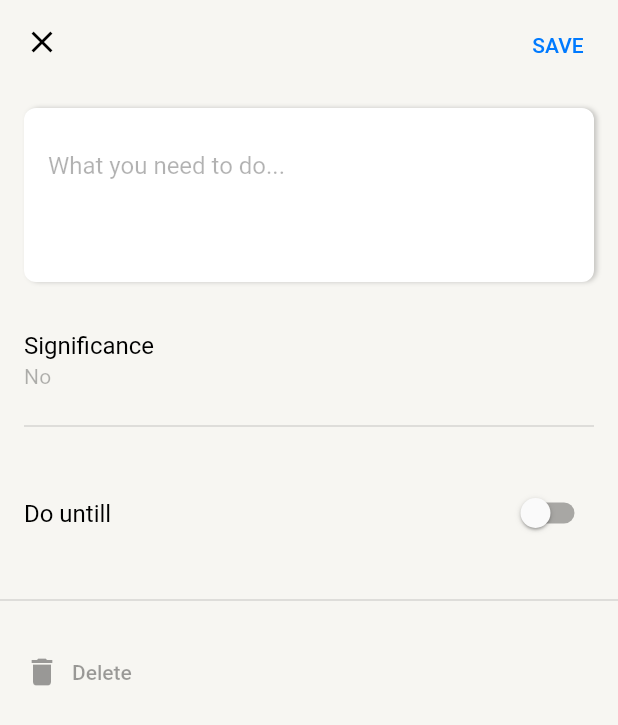
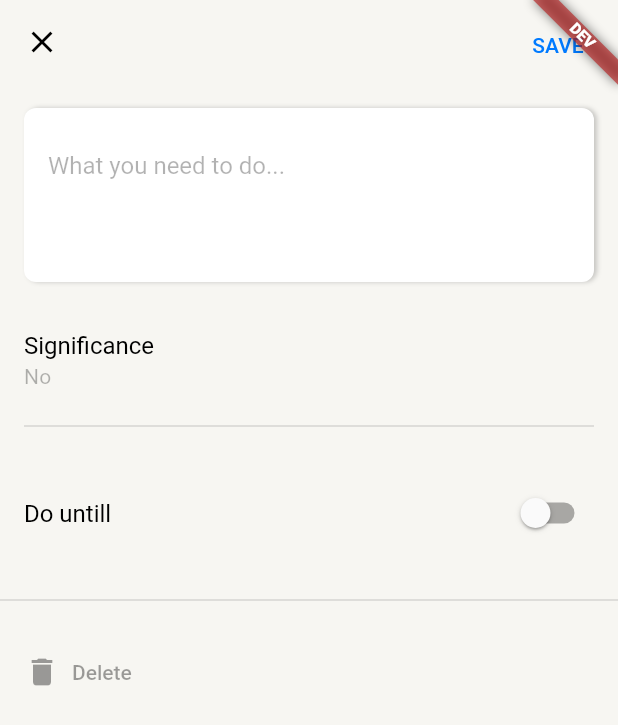
Before and after one commit to Mavericketoff/to_do_application, a Flutter app: the screen it shows after launch, after a tap on the "visibility off" icon, after a tap on the "add" icon, on a phone screen of 412 x 824 dp. Shown: the top 725 px of the screen. Run offline on Flutter 3.47's test engine with Material 2 defaults, Android fonts, the phone set to English and light mode, and no system bars; our stand-ins replace dio, equatable, firebase_core, firebase_crashlytics, firebase_remote_config, flutter_bloc and 3 more; accounts and stored records are empty; generated files the repository leaves out were written again; network calls fail.

Commit message:
Linus Torvalds Final Fix
Поправил свой ужас

```diff
--- a/lib/app/application.dart
+++ b/lib/app/application.dart
@@ -1,21 +1,30 @@
+import 'package:firebase_core/firebase_core.dart';
+import 'package:firebase_remote_config/firebase_remote_config.dart';
 import 'package:flutter/material.dart';
 import 'package:flutter_bloc/flutter_bloc.dart';
 import 'package:to_do_application/app/core/theme/application_style.dart';
+import 'package:to_do_application/app/core/theme/application_theme.dart';
 import 'package:to_do_application/app/core/theme/bloc/theme_bloc.dart';
 import 'package:to_do_application/app/core/theme/colors/dark_colors.dart';
 import 'package:to_do_application/app/core/theme/colors/light_colors.dart';
 import 'package:to_do_application/app/core/utils/network_util.dart';
 import 'package:to_do_application/app/core/utils/persistence_util.dart';
+import 'package:to_do_application/app/core/utils/remote_config_manager.dart';
 import 'package:to_do_application/app/features/states/block_tasks/tasks_bloc.dart';
 import 'package:to_do_application/app/features/tasks/utils/api/local_storage_util.dart';
 import 'package:to_do_application/app/features/tasks/utils/repository/repository.dart';
 import 'package:flutter_gen/gen_l10n/app_localizations.dart';
 
+import 'core/common/enums/enviroment.dart';
+import 'core/common/enviroment_window.dart';
 import 'core/common/navigation/custom_route_information_parser.dart';
 import 'core/common/navigation/router_delegate.dart';
 
 class MainApp extends StatelessWidget {
-  MainApp({super.key, required this.localStorage});
+  MainApp({Key? key, required this.localStorage, required this.environment})
+      : super(key: key);
+
+  final Environment environment;
   final _routerDelegate = CustomRouterDelegate();
   final _routeInformationParser = CustomRouteInformationParser();
 
@@ -23,9 +32,27 @@ class MainApp extends StatelessWidget {
 
   @override
   Widget build(BuildContext context) {
+    return FutureBuilder(
+      future: Firebase.initializeApp(),
+      builder: (context, snapshot) {
+        if (snapshot.connectionState == ConnectionState.done) {
+          final brightness = MediaQuery.platformBrightnessOf(context);
+          final isDarkTheme = brightness == Brightness.dark;
+          final currentColors = isDarkTheme ? darkColors : lightColors;
           final persistenceUtil = PersistenceUtil();
+          final remoteConfig = FirebaseRemoteConfig.instance;
+          final remoteConfigManager =
+              RemoteConfigManager(remoteConfig).importantTaskColorNotifier;
           final networkUtil = NetworkUtil(persistenceUtil: persistenceUtil);
-    return MultiBlocProvider(
+
+          return ValueListenableBuilder<String>(
+            valueListenable: remoteConfigManager,
+            builder: (context, color, _) {
+              // тут должна быть штучка с цветом задачи, но у меня все ломалось
+              // и я не сделал ее (прошу понять и простить)
+              return AppTheme(
+                colors: currentColors,
+                child: MultiBlocProvider(
                   providers: [
                     BlocProvider<ThemeBloc>(
                       create: (context) => ThemeBloc(
@@ -45,18 +72,36 @@ class MainApp extends StatelessWidget {
                   ],
                   child: BlocBuilder<ThemeBloc, ThemeState>(
                     builder: (context, state) {
-          final currentPalette = state.isDarkTheme ? darkColors : lightColors;
-          return MaterialApp.router(
+                      final currentPalette =
+                          state.isDarkTheme ? darkColors : lightColors;
+                      return EnviromentWindow(
+                        environment: environment,
+                        child: MaterialApp.router(
+                          debugShowCheckedModeBanner:
+                              environment == Environment.production
+                                  ? false
+                                  : true,
                           theme: AppStyle(currentPalette).themeData,
-            localizationsDelegates: AppLocalizations.localizationsDelegates,
+                          localizationsDelegates:
+                              AppLocalizations.localizationsDelegates,
                           supportedLocales: AppLocalizations.supportedLocales,
                           onGenerateTitle: (context) =>
                               AppLocalizations.of(context)!.appTitle,
                           routerDelegate: _routerDelegate,
                           routeInformationParser: _routeInformationParser,
+                        ),
                       );
                     },
                   ),
+                ),
+              );
+            },
+          );
+        }
+        return const Center(
+          child: CircularProgressIndicator(),
+        );
+      },
     );
   }
 }
--- /dev/null
+++ b/lib/app/core/common/enums/enviroment.dart
@@ -0,0 +1 @@
+enum Environment { production, development }
--- /dev/null
+++ b/lib/app/core/common/enviroment_window.dart
@@ -0,0 +1,31 @@
+import 'package:flutter/material.dart';
+
+import 'enums/enviroment.dart';
+
+class EnviromentWindow extends StatelessWidget {
+  const EnviromentWindow(
+      {required this.child, required this.environment, super.key});
+
+  final Widget child;
+  final Environment environment;
+  @override
+  Widget build(BuildContext context) {
+    Widget bannerChild;
+    switch (environment) {
+      case Environment.production:
+        bannerChild = child;
+        break;
+      case Environment.development:
+        bannerChild = Directionality(
+          textDirection: TextDirection.ltr,
+          child: Banner(
+            message: 'DEV',
+            location: BannerLocation.topEnd,
+            child: child,
+          ),
+        );
+        break;
+    }
+    return bannerChild;
+  }
+}
--- a/lib/app/core/common/error_handler.dart
+++ b/lib/app/core/common/error_handler.dart
@@ -1,15 +1,24 @@
+import 'package:firebase_crashlytics/firebase_crashlytics.dart';
 import 'package:flutter/foundation.dart';
 import 'package:flutter/material.dart';
 
+import 'enums/enviroment.dart';
 import 'logger.dart';
 
 class ErrorHandler {
-  static void init() {
-    FlutterError.onError = _recordFlutterError;
+  const ErrorHandler._();
+
+  static void init(Environment environment) {
+    FlutterError.onError =
+        (details) => _recordFlutterError(details, environment);
     logger.info('ErrorHandler initialized');
   }
 
-  static void recordError(Object error, StackTrace stackTrace) {
+  static void recordError(Object error, StackTrace stackTrace,
+      {Environment? environment}) {
+    if (environment == Environment.production) {
+      FirebaseCrashlytics.instance.recordError(error, stackTrace);
+    }
     logger.severe(
       error.toString(),
       error,
@@ -17,9 +26,11 @@ class ErrorHandler {
     );
   }
 
-  static void _recordFlutterError(FlutterErrorDetails error) {
+  static void _recordFlutterError(
+      FlutterErrorDetails error, Environment environment) {
+    if (environment == Environment.production) {
+      FirebaseCrashlytics.instance.recordFlutterError(error, fatal: true);
+    }
     logger.severe(error.toStringShort(), error.exception, error.stack);
   }
-
-  const ErrorHandler._();
 }
--- /dev/null
+++ b/lib/app/core/theme/application_theme.dart
@@ -0,0 +1,20 @@
+import 'package:flutter/material.dart';
+import 'colors.dart';
+
+class AppTheme extends InheritedWidget {
+  final MyColors colors;
+  const AppTheme({required this.colors, required super.child, super.key});
+
+  @override
+  bool updateShouldNotify(AppTheme oldWidget) => colors != oldWidget.colors;
+
+  static AppTheme of(BuildContext context) {
+    final theme = context.dependOnInheritedWidgetOfExactType<AppTheme>();
+
+    if (theme == null) {
+      throw Exception('No AppTheme in widget tree. Wrap tree in AppTheme');
+    }
+
+    return theme;
+  }
+}
--- /dev/null
+++ b/lib/app/core/utils/firebase_util.dart
@@ -0,0 +1,22 @@
+import 'package:firebase_core/firebase_core.dart';
+import 'package:firebase_remote_config/firebase_remote_config.dart';
+
+import '../../../firebase_options.dart';
+import '../common/logger.dart';
+import 'remote_config_manager.dart';
+
+Future<void> initFirebase() async {
+  logger.info('Firebase initialization started');
+
+  await Firebase.initializeApp(
+    options: DefaultFirebaseOptions.currentPlatform,
+  );
+
+  logger
+    ..info('Firebase initialized')
+    ..info('Firebase Remote Config initialization started');
+  final remoteConfig = FirebaseRemoteConfig.instance;
+  final configManager = RemoteConfigManager(remoteConfig);
+  await configManager.init();
+  logger.info('Firebase Remote config initialized');
+}
--- /dev/null
+++ b/lib/app/core/utils/remote_config_manager.dart
@@ -0,0 +1,41 @@
+import 'package:firebase_remote_config/firebase_remote_config.dart';
+import 'package:flutter/widgets.dart';
+
+class RemoteConfigManager {
+  final FirebaseRemoteConfig _remoteConfig;
+
+  final ValueNotifier<String> importantTaskColorNotifier = ValueNotifier('');
+
+  RemoteConfigManager(this._remoteConfig) {
+    init();
+  }
+
+  Future<void> init() async {
+    await _setDefaults();
+    await _setConfigSettings();
+    await _fetchAndActivate();
+
+    _remoteConfig.settings.fetchTimeout = const Duration(seconds: 10);
+    _remoteConfig.settings.minimumFetchInterval = const Duration(minutes: 1);
+  }
+
+  Future<void> _setDefaults() async {
+    await _remoteConfig.setDefaults({
+      _ConfigFields.importantTaskColor: '#FF3B30',
+    });
+  }
+
+  Future<void> _setConfigSettings() async {
+    await _remoteConfig.fetchAndActivate();
+  }
+
+  Future<void> _fetchAndActivate() async {
+    await _remoteConfig.fetchAndActivate();
+    final color = _remoteConfig.getString(_ConfigFields.importantTaskColor);
+    importantTaskColorNotifier.value = color;
+  }
+}
+
+abstract class _ConfigFields {
+  static const importantTaskColor = 'important_task_color';
+}
--- a/lib/app/features/tasks/presentation/widgets/tasks_card_view.dart
+++ b/lib/app/features/tasks/presentation/widgets/tasks_card_view.dart
@@ -27,7 +27,6 @@ class TaskCardView extends StatelessWidget {
                 context
                     .read<TasksBloc>()
                     .add(UpdateTask(task: task.copyWith(isDone: !task.isDone)));
-                //logger.info('${task.isDone ? 'Undone' : 'Done'} task');
               },
             ),
           ),
--- a/lib/app/features/tasks_detail/presentation/widgets/body.dart
+++ b/lib/app/features/tasks_detail/presentation/widgets/body.dart
@@ -7,7 +7,7 @@ import 'package:to_do_application/app/features/tasks_detail/presentation/widgets
 import 'package:to_do_application/app/features/tasks_detail/presentation/widgets/significance_field.dart';
 import 'package:to_do_application/app/features/tasks_detail/presentation/widgets/text_field.dart';
 
-class TaskDetailsScreenBody extends StatelessWidget {
+class TaskDetailsScreenBody extends StatefulWidget {
   const TaskDetailsScreenBody({
     Key? key,
     required this.controller,
@@ -15,8 +15,27 @@ class TaskDetailsScreenBody extends StatelessWidget {
 
   final TextEditingController controller;
 
-  void updateSignificance(BuildContext context, Significance significance) {
-    final taskBloc = context.read<TaskDetailsBloc>();
+  @override
+  State<TaskDetailsScreenBody> createState() => _TaskDetailsScreenBodyState();
+}
+
+class _TaskDetailsScreenBodyState extends State<TaskDetailsScreenBody> {
+  late Bloc<TaskDetailsEvent, TaskDetailsState> taskBloc;
+
+  @override
+  void initState() {
+    taskBloc = context.read<TaskDetailsBloc>();
+    widget.controller.value =
+        TextEditingValue(text: taskBloc.state.currentTask.text);
+    super.initState();
+  }
+
+  @override
+  void dispose() {
+    super.dispose();
+  }
+
+  void updateSignificanse(Significance significance) {
     taskBloc.add(TaskDetailsUpdateSignificance(significance: significance));
   }
 
@@ -28,14 +47,14 @@ class TaskDetailsScreenBody extends StatelessWidget {
           children: [
             Padding(
               padding: const EdgeInsets.all(16.0),
-              child: TaskDetailsTextField(controller: controller),
+              child: TaskDetailsTextField(controller: widget.controller),
             ),
             Container(
               padding: const EdgeInsets.all(16),
               child: TaskDetailsSignificanceField(
                 selectedSignificance: state.currentTask.significance,
                 onSignificanceValueChanged: (significance) =>
-                    updateSignificance(context, significance),
+                    updateSignificanse(significance),
               ),
             ),
             const Divider(
--- a/lib/app/features/tasks_detail/presentation/widgets/deadline_text.dart
+++ b/lib/app/features/tasks_detail/presentation/widgets/deadline_text.dart
@@ -12,18 +12,22 @@ class TaskDetailsDeadlineText extends StatelessWidget {
   Widget build(BuildContext context) {
     final text = Theme.of(context).textTheme;
     final colors = context.read<ThemeBloc>().state.colorPalette;
-    final date = context.read<TaskDetailsBloc>().state.currentTask.deadline;
+    return BlocBuilder<TaskDetailsBloc, TaskDetailsState>(
+      builder: (context, state) {
+        final selectedDate = state.currentTask.deadline;
         return Column(
           crossAxisAlignment: CrossAxisAlignment.start,
           mainAxisAlignment: MainAxisAlignment.center,
           children: [
             Text(AppLocalizations.of(context)!.deadlineTitle),
-        if (date != null)
+            if (selectedDate != null)
               Text(
-            DateFormat('d MMMM yyyy', 'ru').format(date),
+                DateFormat('d MMMM yyyy', 'ru').format(selectedDate),
                 style: text.bodyMedium?.copyWith(color: colors.colorBlue),
               )
           ],
         );
+      },
+    );
   }
 }
--- a/lib/main.dart
+++ /dev/null
@@ -1,22 +0,0 @@
-import 'dart:async';
-
-import 'package:flutter/material.dart';
-import 'package:to_do_application/app/application.dart';
-import 'package:to_do_application/app/core/common/error_handler.dart';
-import 'package:to_do_application/app/core/common/logger.dart';
-import 'package:to_do_application/app/features/tasks/utils/api/local_storage_util.dart';
-
-Future<void> main() async {
-  await runZonedGuarded(() async {
-    WidgetsFlutterBinding.ensureInitialized();
-    final localStorage = LocalStorageUtil();
-    await localStorage.init();
-    initLogger();
-    logger.info('Start main');
-
-    ErrorHandler.init();
-    runApp(
-      MainApp(localStorage: localStorage),
-    );
-  }, ErrorHandler.recordError);
-}
--- /dev/null
+++ b/lib/main_development.dart
@@ -0,0 +1,30 @@
+import 'dart:async';
+
+import 'package:flutter/material.dart';
+import 'package:flutter/services.dart';
+
+import 'app/application.dart';
+import 'app/core/common/enums/enviroment.dart';
+import 'app/core/common/error_handler.dart';
+import 'app/core/common/logger.dart';
+import 'app/core/utils/firebase_util.dart';
+import 'app/features/tasks/utils/api/local_storage_util.dart';
+
+Future<void> main() async {
+  await runZonedGuarded(() async {
+    WidgetsFlutterBinding.ensureInitialized();
+    final localStorage = LocalStorageUtil();
+    await localStorage.init();
+    initLogger();
+    initFirebase();
+    SystemChrome.setPreferredOrientations([
+      DeviceOrientation.portraitUp,
+      DeviceOrientation.landscapeLeft,
+      DeviceOrientation.landscapeRight,
+    ]);
+    ErrorHandler.init(Environment.development);
+    runApp(
+      MainApp(localStorage: localStorage, environment: Environment.development),
+    );
+  }, ErrorHandler.recordError);
+}
--- a/pubspec.yaml
+++ b/pubspec.yaml
@@ -28,6 +28,10 @@ dependencies:
   path: ^1.8.3
   mockito: ^5.4.2
   test: ^1.24.1
+  firebase: ^9.0.3
+  firebase_core: ^2.15.0
+  firebase_crashlytics: ^3.3.4
+  firebase_remote_config: ^4.2.4
 
 dev_dependencies:
   flutter_test:
```
Also changed, not shown: lib/app/core/utils/crashlytics_util.dart (added, +19 -0 lines), lib/app/features/tasks/presentation/tasks_card.dart (+17 -9 lines), lib/app/features/tasks_detail/presentation/widgets/deadline_field.dart (+21 -21 lines), lib/main_production.dart (added, +41 -0 lines), .github/workflows/build.yaml (added), lib/firebase_options.dart (added), pubspec.lock, 15 other files. Lines whose indentation alone changed are shown as unchanged.
